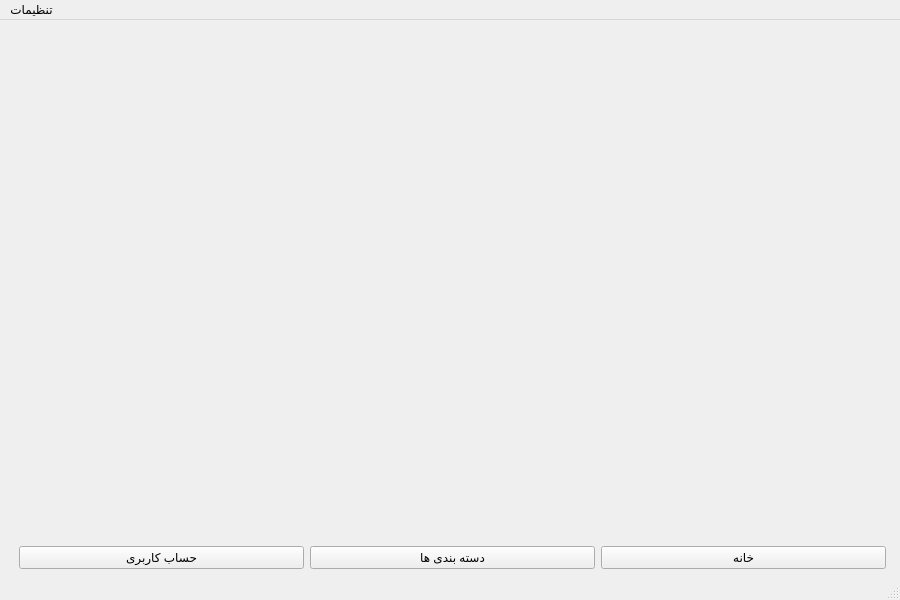
Before: the Qt Designer form mainwindow.ui in Alireza8hi/Project-DigiKala, drawn with Qt 5.
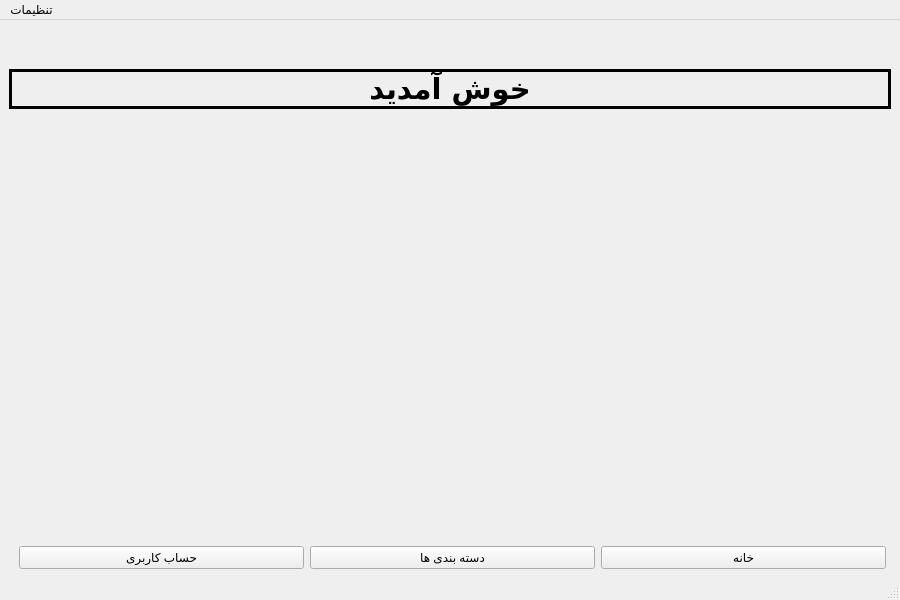
After: the same form once the commit is applied. Icons and pictures are not drawn.

Diff of the .ui file:
```diff
--- a/mainwindow.ui
+++ b/mainwindow.ui
@@ -39,6 +39,46 @@
   </property>
   <widget class="QWidget" name="centralwidget">
    <layout class="QVBoxLayout" name="verticalLayout">
+    <item>
+     <spacer name="verticalSpacer_2">
+      <property name="orientation">
+       <enum>Qt::Vertical</enum>
+      </property>
+      <property name="sizeType">
+       <enum>QSizePolicy::Preferred</enum>
+      </property>
+      <property name="sizeHint" stdset="0">
+       <size>
+        <width>20</width>
+        <height>40</height>
+       </size>
+      </property>
+     </spacer>
+    </item>
+    <item>
+     <widget class="QLabel" name="label">
+      <property name="font">
+       <font>
+        <family>B Titr</family>
+        <pointsize>22</pointsize>
+        <italic>false</italic>
+        <bold>true</bold>
+       </font>
+      </property>
+      <property name="frameShape">
+       <enum>QFrame::Box</enum>
+      </property>
+      <property name="lineWidth">
+       <number>3</number>
+      </property>
+      <property name="text">
+       <string>خوش آمدید</string>
+      </property>
+      <property name="alignment">
+       <set>Qt::AlignCenter</set>
+      </property>
+     </widget>
+    </item>
     <item>
      <spacer name="verticalSpacer">
       <property name="orientation">
```
Left out of the diff: 6 changed lines with no effect on the pictures.
